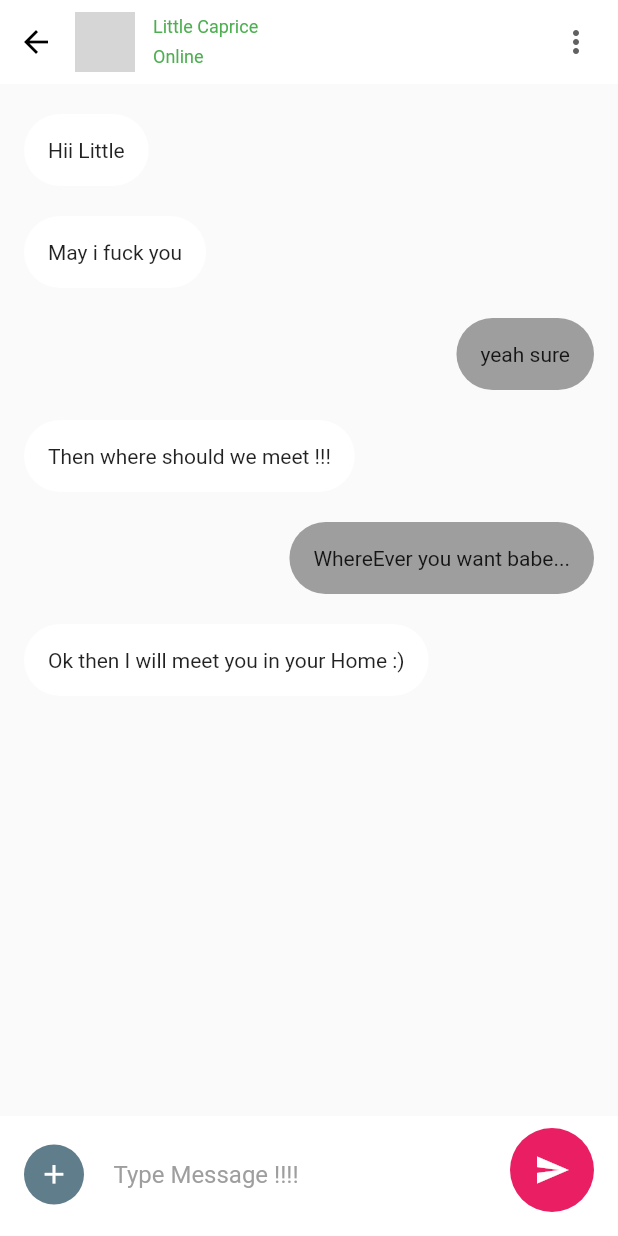
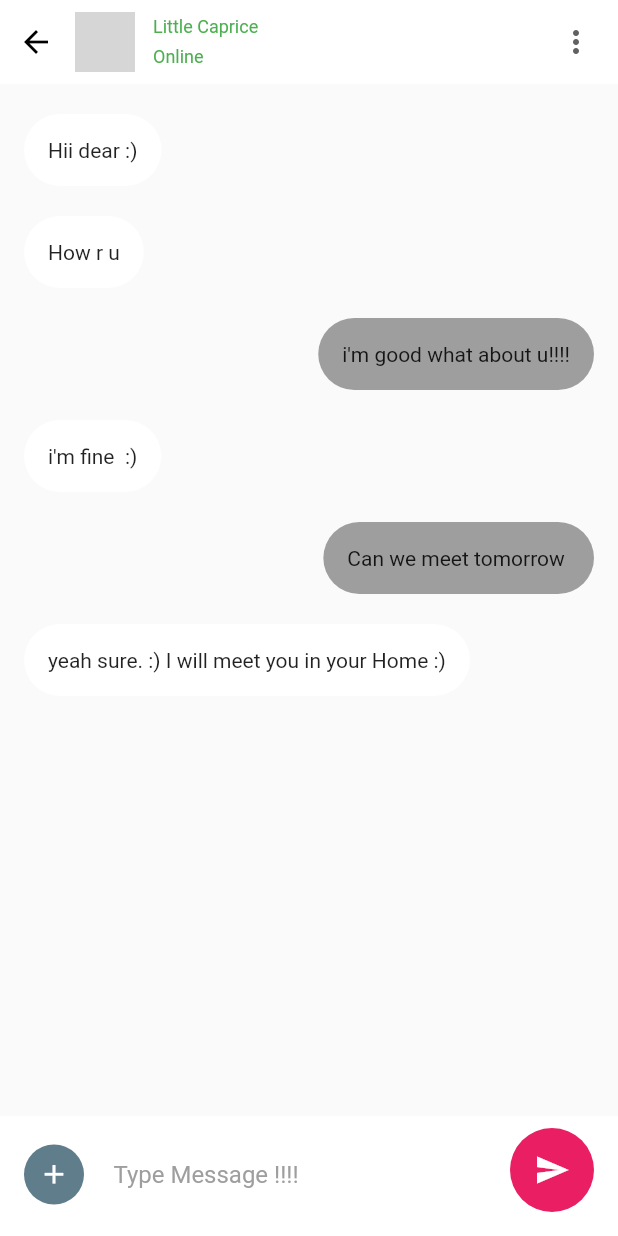
Before and after one commit to SagarOcean/FlutterChatApp, a Flutter app: the ChatDetailPage screen opened directly, on a phone screen of 412 x 824 dp. Run offline on Flutter 3.47's test engine with Material 2 defaults, Android fonts, the phone set to English and light mode, and no system bars; network calls fail; grey boxes are pictures that could not be loaded.

Commit message:
chat messages

```diff
--- a/lib/modules/chat_detail_page.dart
+++ b/lib/modules/chat_detail_page.dart
@@ -18,12 +18,12 @@ class ChatDetailPage extends StatefulWidget{
 
 class _ChatDetailPageState extends State<ChatDetailPage> {
   List<ChatMessage> chatMessage=[
-    ChatMessage(message: "Hii Little", type: MessageType.Receiver),
-    ChatMessage(message: "May i fuck you", type: MessageType.Receiver),
-    ChatMessage(message: "yeah sure", type: MessageType.Sender),
-    ChatMessage(message: "Then where should we meet !!!", type: MessageType.Receiver),
-    ChatMessage(message: "WhereEver you want babe...", type: MessageType.Sender),
-    ChatMessage(message: "Ok then I will meet you in your Home :)", type: MessageType.Receiver),
+    ChatMessage(message: "Hii dear :)", type: MessageType.Receiver),
+    ChatMessage(message: "How r u", type: MessageType.Receiver),
+    ChatMessage(message: "i'm good what about u!!!!", type: MessageType.Sender),
+    ChatMessage(message: "i'm fine  :)", type: MessageType.Receiver),
+    ChatMessage(message: "Can we meet tomorrow ", type: MessageType.Sender),
+    ChatMessage(message: "yeah sure. :) I will meet you in your Home :)", type: MessageType.Receiver),
   ];
 
   List<SendMenuItems> menuItems = [
```
